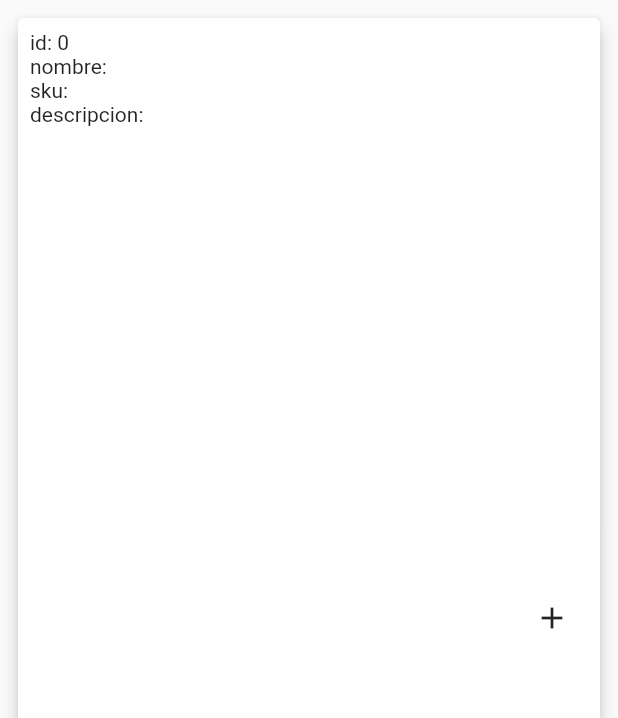
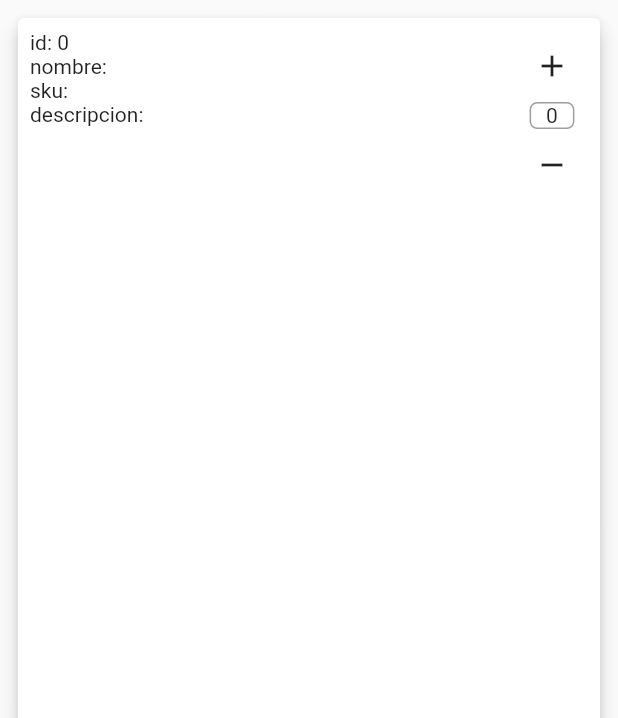
Before and after one commit to DavidIjsud/tulproyect, a Flutter app: the WidgetProduct widget shown alone on an empty page, opened directly with empty values, on a phone screen of 412 x 824 dp. Shown: the top 718 px of the screen. Run offline on Flutter 3.47's test engine with Material 2 defaults, Android fonts, the phone set to English and light mode, and no system bars; our stand-ins replace bloc, cloud_firestore, firebase_core; accounts and stored records are empty.

```diff
--- a/lib/widgets/widgetProduct.dart
+++ b/lib/widgets/widgetProduct.dart
@@ -39,7 +39,22 @@ class WidgetProduct extends StatelessWidget {
                       ],
                     ),
                  ),
-                 IconButton(onPressed: (){}, icon:  Icon( Icons.add ) )
+                 Column(
+                    children: [
+                        IconButton(onPressed: (){}, icon:  Icon( Icons.add ) ),
+                        Container(
+                          decoration: BoxDecoration(
+                            border: Border.all(color: Colors.black38),
+                            borderRadius: BorderRadius.circular(5)
+                          ),
+                          child: Padding(
+                            padding: const EdgeInsets.symmetric( horizontal: 10 ),
+                            child: Text("0"),
+                          )),
+                        IconButton(onPressed: (){}, icon:  Icon( Icons.remove ) ),
+                    ],
+                 ),
+
              ],
           )
         ),
```
Also changed, not shown: lib/blocs/homeBloc/bloc/addnewprooduct_bloc.dart (added, +15 -0 lines), lib/blocs/homeBloc/bloc/addnewprooduct_event.dart (added, +20 -0 lines), lib/blocs/homeBloc/bloc/addnewprooduct_state.dart (added, +12 -0 lines), lib/models/cart.dart (added, +27 -0 lines), lib/models/productCart.dart (added, +35 -0 lines), lib/pages/cartPage.dart (added, +23 -0 lines).
